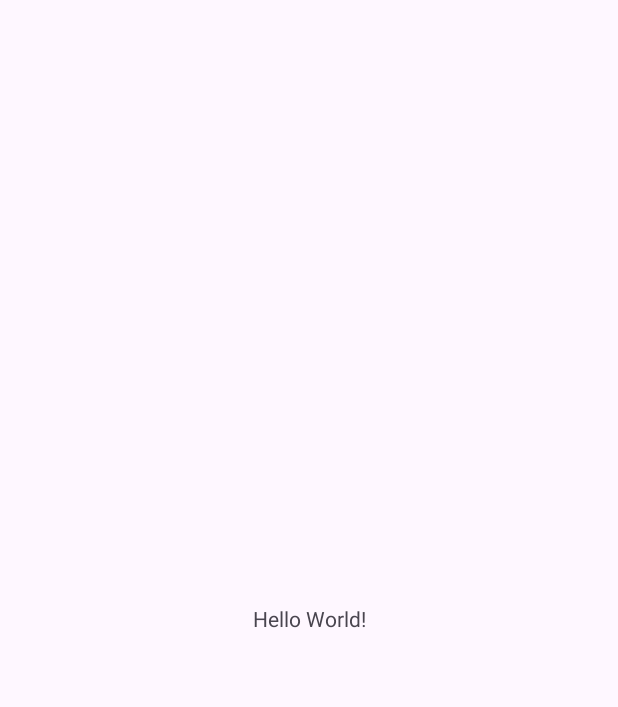
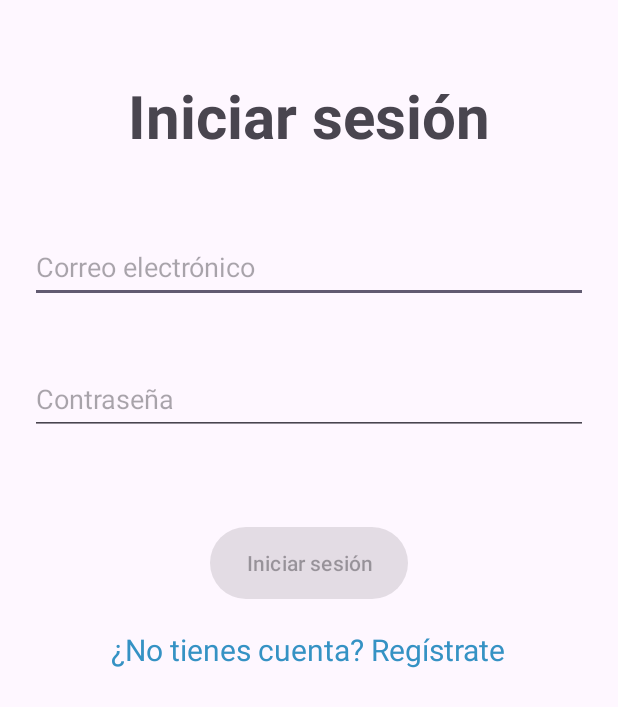
Before and after one commit to DiegoWitron234/KindersControl, an Android app: the screen it shows after launch (MainActivity before the commit, Login after it), on a phone screen of 412 x 824 dp. Before the commit the part shown is almost empty. Shown: the top 707 px of the screen. Run offline under Robolectric (Android 15) with nearby library versions, the light colour scheme and no system bars; our stand-ins replace Firebase (no records; nobody signed in at launch, a user with empty details on screens opened directly).

Commit message:
Se implementó el login y el registro de usuarios, la app inicia desde Login.kt y verifica si la sesión está iniciada, de ser así nos lleva a MainActivity.kt

```diff
--- a/app/build.gradle.kts
+++ b/app/build.gradle.kts
@@ -1,6 +1,7 @@
 plugins {
     id("com.android.application")
     id("org.jetbrains.kotlin.android")
+    id("com.google.gms.google-services")
 }
 
 android {
@@ -44,4 +45,9 @@ dependencies {
     testImplementation("junit:junit:4.13.2")
     androidTestImplementation("androidx.test.ext:junit:1.1.5")
     androidTestImplementation("androidx.test.espresso:espresso-core:3.5.1")
+
+    //Firebase
+    implementation(platform("com.google.firebase:firebase-bom:32.2.3"))
+    implementation("com.google.firebase:firebase-analytics-ktx")
+    implementation("com.google.firebase:firebase-auth-ktx")
 }
--- /dev/null
+++ b/app/src/main/java/com/miraimx/kinderscontrol/Login.kt
@@ -0,0 +1,140 @@
+package com.miraimx.kinderscontrol
+
+import android.content.ContentValues.TAG
+import android.content.Intent
+import androidx.appcompat.app.AppCompatActivity
+import android.os.Bundle
+import android.text.Editable
+import android.text.TextWatcher
+import android.util.Log
+import android.util.Patterns
+import android.widget.Button
+import android.widget.EditText
+import android.widget.TextView
+import android.widget.Toast
+import com.google.firebase.auth.FirebaseAuth
+import com.google.firebase.auth.ktx.auth
+import com.google.firebase.ktx.Firebase
+
+class Login : AppCompatActivity() {
+
+    private lateinit var auth: FirebaseAuth
+
+    private lateinit var campoCorreo: EditText
+    private lateinit var campoContrasena: EditText
+    private lateinit var btnLogin: Button
+    private lateinit var textRegistrar: TextView
+    private lateinit var txtCorreoValido: TextView
+
+    override fun onCreate(savedInstanceState: Bundle?) {
+        super.onCreate(savedInstanceState)
+        setContentView(R.layout.activity_login)
+
+        /*
+        val actionBar: ActionBar? = supportActionBar
+
+
+        if (actionBar != null) {
+            //Poner el ícono al ActionBar
+            actionBar.setIcon(R.mipmap.ic_launcher_foreground)
+            actionBar.setDisplayShowHomeEnabled(true)
+        }
+         */
+
+        auth = Firebase.auth
+
+        campoCorreo = findViewById(R.id.editCorreo)
+        campoContrasena = findViewById(R.id.editContrasena)
+        btnLogin = findViewById(R.id.btnLogin)
+        textRegistrar = findViewById(R.id.textRegistrar)
+        txtCorreoValido = findViewById(R.id.txtCorreoValido)
+
+        btnLogin.isEnabled = false
+
+
+        // Agregar el TextWatcher al campo de correo electrónico
+        campoCorreo.addTextChangedListener(object : TextWatcher {
+            override fun beforeTextChanged(s: CharSequence?, start: Int, count: Int, after: Int) {}
+
+            override fun onTextChanged(s: CharSequence?, start: Int, before: Int, count: Int) {
+                val correoValido = s.isValidEmail()
+                if (correoValido){
+                    txtCorreoValido.setText("")
+                }else{
+                    txtCorreoValido.setText("Ingrese un correo válido")
+                }
+                btnLogin.isEnabled = correoValido && campoContrasena.text.isNotEmpty()
+            }
+
+            override fun afterTextChanged(s: Editable?) {}
+        })
+
+        // Listener al campo de contraseña para habilitar o deshabilitar el botón de inicio de sesión
+        campoContrasena.addTextChangedListener(object : TextWatcher {
+            override fun beforeTextChanged(s: CharSequence?, start: Int, count: Int, after: Int) {}
+
+            override fun onTextChanged(s: CharSequence?, start: Int, before: Int, count: Int) {
+                btnLogin.isEnabled = campoCorreo.text.isValidEmail() && s?.isNotEmpty() == true
+            }
+
+            override fun afterTextChanged(s: Editable?) {}
+        })
+
+        // Listener al botón de inicio de sesión (btnLogin) para realizar la acción de inicio de sesión
+        btnLogin.setOnClickListener {
+            // Lógica del Login
+            val correo: String = campoCorreo.text.toString()
+            val contraseña: String = campoContrasena.text.toString()
+            println("Correo: $correo \nContraseña: $contraseña")
+            signIn(correo, contraseña)
+        }
+
+        // Listener para registrar un nuevo usuario
+        textRegistrar.setOnClickListener {
+            // Intent para ir a la activity de registro de usuario
+            val intent= Intent(this, RegistrarUsuario::class.java)
+            startActivity(intent)
+        }
+    }
+
+    override fun onStart() {
+        super.onStart()
+        val currentUser = auth.currentUser
+        if (currentUser != null) {
+            Toast.makeText(this, "Bienvenido", Toast.LENGTH_SHORT).show()
+            val intent = Intent(this, MainActivity::class.java)
+            startActivity(intent)
+        }
+    }
+
+    // Función para validar el formato del correo electrónico
+    private fun CharSequence?.isValidEmail(): Boolean {
+        if (this == null || isEmpty()) return false
+        return Patterns.EMAIL_ADDRESS.matcher(this).matches()
+    }
+
+    private fun signIn(email: String, password: String) {
+        // [START sign_in_with_email]
+        auth.signInWithEmailAndPassword(email, password)
+            .addOnCompleteListener(this) { task ->
+                if (task.isSuccessful) {
+                    // Sign in success, update UI with the signed-in user's information
+                    Log.d(TAG, "signInWithEmail:success")
+                    Toast.makeText(this, "Bienvenido", Toast.LENGTH_SHORT).show()
+                    val intent = Intent(this, MainActivity::class.java)
+                    startActivity(intent)
+                } else {
+                    // If sign in fails, display a message to the user.
+                    Log.w(TAG, "signInWithEmail:failure", task.exception)
+                    Toast.makeText(
+                        baseContext,
+                        "No se pudo iniciar sesión.",
+                        Toast.LENGTH_SHORT,
+                    ).show()
+                    //Hacer algo si sale mal
+                }
+            }
+        // [END sign_in_with_email]
+    }
+
+}
--- /dev/null
+++ b/app/src/main/res/drawable/boton_login.xml
@@ -0,0 +1,11 @@
+<?xml version="1.0" encoding="utf-8"?>
+<shape xmlns:android="http://schemas.android.com/apk/res/android">
+
+    <gradient
+        android:startColor="@color/black"
+        android:endColor="@color/white"/>
+
+    <corners
+        android:radius="25dp"/>
+
+</shape>
--- /dev/null
+++ b/app/src/main/res/drawable/redondeado_completo.xml
@@ -0,0 +1,5 @@
+<?xml version="1.0" encoding="utf-8"?>
+<shape xmlns:android="http://schemas.android.com/apk/res/android">
+<solid android:color="@color/white"></solid>
+    <corners android:radius="30dp"></corners>
+</shape>
--- /dev/null
+++ b/app/src/main/res/layout/activity_login.xml
@@ -0,0 +1,73 @@
+<?xml version="1.0" encoding="utf-8"?>
+<LinearLayout xmlns:android="http://schemas.android.com/apk/res/android"
+    xmlns:tools="http://schemas.android.com/tools"
+    android:layout_width="match_parent"
+    android:layout_height="match_parent"
+    android:orientation="vertical"
+    tools:context=".Login">
+
+    <TextView
+        android:layout_width="wrap_content"
+        android:layout_height="wrap_content"
+        android:text="@string/lblIniciarSesion"
+        android:layout_gravity="center"
+        android:layout_marginBottom="30dp"
+        android:textSize="40sp"
+        android:textStyle="bold"
+        android:layout_marginTop="50dp"
+        />
+
+    <EditText
+        android:id="@+id/editCorreo"
+        android:layout_width="match_parent"
+        android:layout_height="48dp"
+        android:layout_marginTop="96dp"
+        android:hint="@string/hintCorreo"
+        android:inputType="textEmailAddress"
+        android:selectAllOnFocus="true"
+        android:layout_margin="20dp"
+        />
+
+    <EditText
+        android:id="@+id/editContrasena"
+        android:layout_width="match_parent"
+        android:layout_height="48dp"
+        android:layout_marginTop="8dp"
+        android:hint="@string/hintContrasena"
+        android:inputType="textPassword"
+        android:selectAllOnFocus="true"
+        android:layout_margin="20dp"
+        />
+
+    <TextView
+        android:id="@+id/txtCorreoValido"
+        android:layout_width="wrap_content"
+        android:layout_height="wrap_content"
+        android:textColor="@color/rojo"
+        android:textSize="15sp"
+        android:layout_gravity="center"
+        />
+
+    <Button
+        android:id="@+id/btnLogin"
+        android:layout_width="wrap_content"
+        android:layout_height="wrap_content"
+        android:layout_gravity="center"
+        android:layout_marginTop="16dp"
+        android:layout_marginBottom="64dp"
+        android:layout_margin="20dp"
+        android:text="@string/lblIniciarSesion"
+        android:background="@drawable/boton_login"
+        />
+
+    <TextView
+        android:id="@+id/textRegistrar"
+        android:layout_width="wrap_content"
+        android:layout_height="wrap_content"
+        android:textColor="@color/hipervinculos"
+        android:text="@string/lblRegistrate"
+        android:layout_gravity="center"
+        android:textSize="20sp"/>
+
+
+</LinearLayout>
--- a/app/src/main/res/values/colors.xml
+++ b/app/src/main/res/values/colors.xml
@@ -2,4 +2,8 @@
 <resources>
     <color name="black">#FF000000</color>
     <color name="white">#FFFFFFFF</color>
+    <color name="textColor">#000000</color>
+    <color name="verde">#67DD12</color>
+    <color name="rojo">#FF0000</color>
+    <color name="hipervinculos">#3592c4</color>
 </resources>
--- a/app/src/main/res/values/strings.xml
+++ b/app/src/main/res/values/strings.xml
@@ -1,3 +1,12 @@
 <resources>
     <string name="app_name">KindersControl</string>
+    <string name="lblIniciarSesion">Iniciar sesión</string>
+    <string name="hintCorreo">Correo electrónico</string>
+    <string name="hintContrasena">Contraseña</string>
+    <string name="lblRegistrarNuevoUsuario">Registrar nuevo usuario</string>
+    <string name="lblCorreo">Correo electrónico:</string>
+    <string name="lblNuevaContra">Nueva contraseña:</string>
+    <string name="lblConfirmaContra">Confirma tu contraseña:</string>
+    <string name="lblRegistrarse">Registrarse</string>
+    <string name="lblRegistrate">¿No tienes cuenta? Regístrate</string>
 </resources>
--- a/build.gradle.kts
+++ b/build.gradle.kts
@@ -2,4 +2,5 @@
 plugins {
     id("com.android.application") version "8.1.1" apply false
     id("org.jetbrains.kotlin.android") version "1.9.0" apply false
+    id("com.google.gms.google-services") version "4.3.15" apply false
 }
```
Also changed, not shown: app/src/main/AndroidManifest.xml (+8 -1 lines), app/src/main/java/com/miraimx/kinderscontrol/RegistrarUsuario.kt (added, +168 -0 lines), app/src/main/res/layout/activity_registrar_usuario.xml (added, +124 -0 lines), 1 other file.
